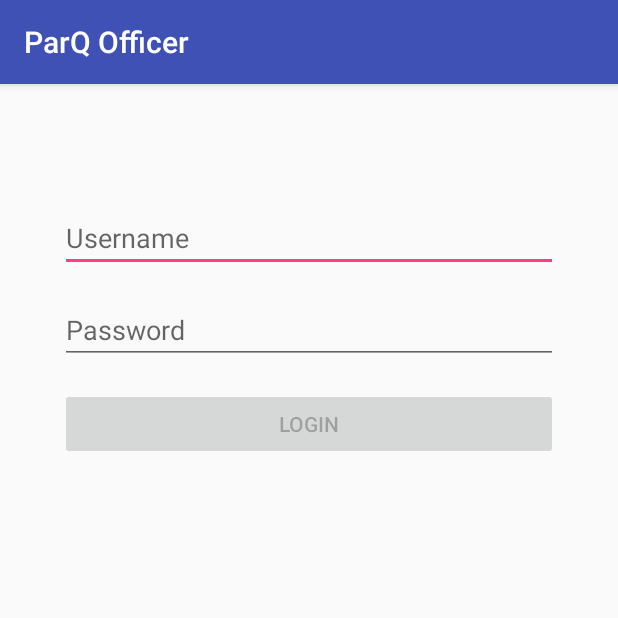
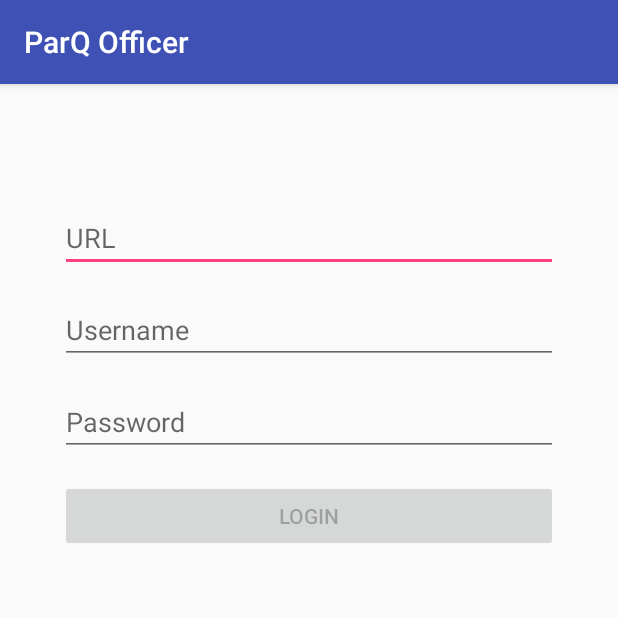
Before and after one commit to Ymcyk/ParQ-mobile-officer, an Android app: the screen it shows after launch (LoginActivity), on a phone screen of 412 x 824 dp, the top half of it. Run offline under Robolectric (Android 15) with nearby library versions, the phone set to English and light mode, and no system bars.

Commit message:
Added URL label

```diff
--- a/app/src/main/res/layout/activity_login.xml
+++ b/app/src/main/res/layout/activity_login.xml
@@ -17,6 +17,15 @@
         android:paddingTop="56dp"
         android:paddingLeft="24dp"
         android:paddingRight="24dp">
+
+        <!-- URL label -->
+        <EditText
+            android:id="@+id/url_label"
+            android:layout_width="match_parent"
+            android:layout_height="wrap_content"
+            android:layout_marginTop="8dp"
+            android:layout_marginBottom="8dp"
+            android:hint="@string/url"/>
 
         <!-- Username label -->
         <EditText
```
